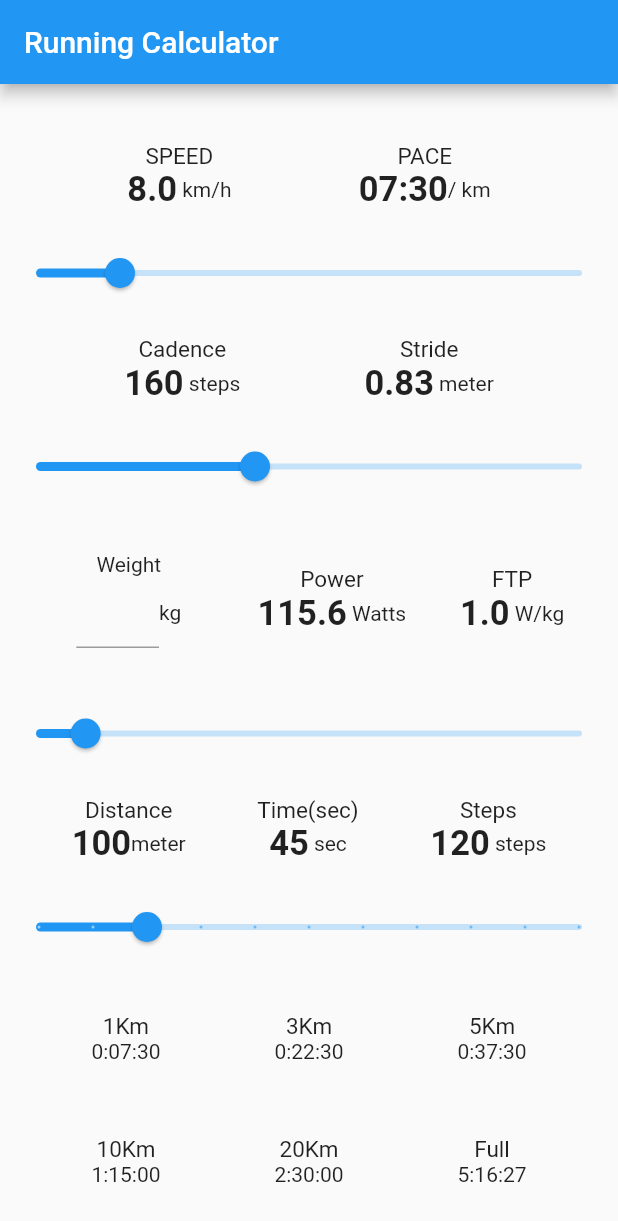
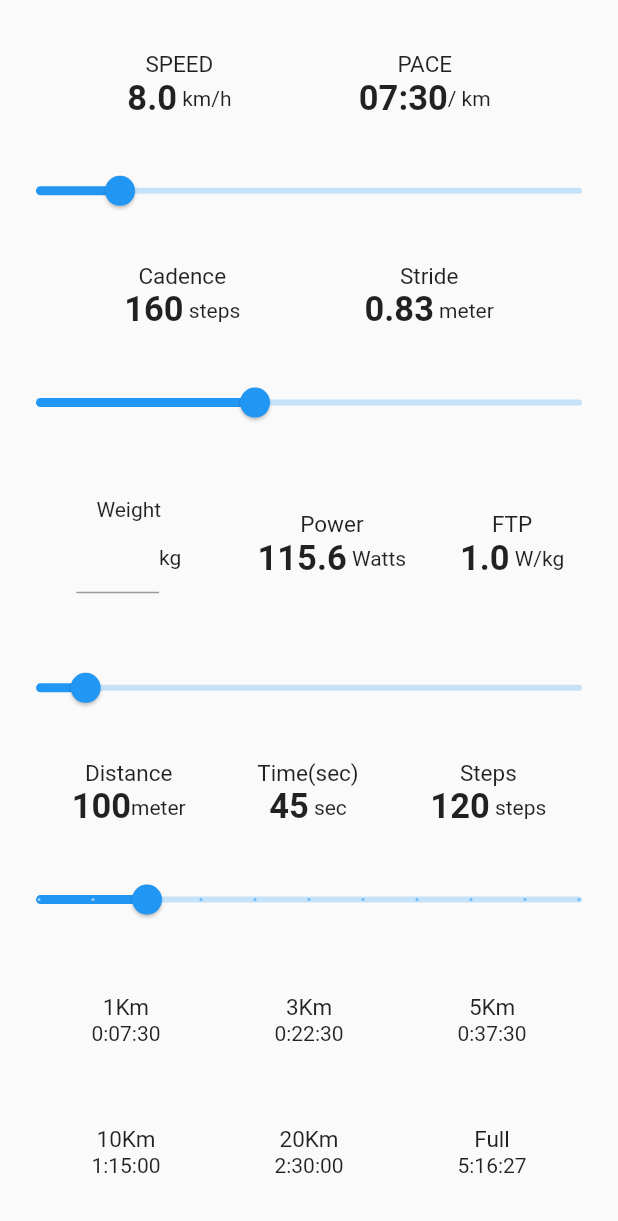
Before and after one commit to genyws/run_calc, a Flutter app: the screen it shows after launch, on a phone screen of 412 x 824 dp. Shown: the top 1221 px of the screen. Run offline on Flutter 3.47's test engine with Material 2 defaults, Android fonts, the phone set to English and light mode, and no system bars.

Commit message:
remove appbar

```diff
--- a/run_pace_calc/lib/run_calc_home.dart
+++ b/run_pace_calc/lib/run_calc_home.dart
@@ -33,14 +33,12 @@ class _RunCalcHomeState extends State<RunCalcHome> {
         ));
     return Scaffold(
         resizeToAvoidBottomInset: false,
-      appBar: AppBar(
-        backgroundColor: Colors.blue,
-        title: Text('Running Calculator'),
-      ),
-      body: Column(
+        body: Padding(
+          padding:
+              EdgeInsets.only(top: MediaQuery.of(context).padding.top + 10),
+          child: Column(
             mainAxisAlignment: MainAxisAlignment.spaceEvenly,
             children: <Widget>[
-          Container(height: 3),
               Row(
                 mainAxisAlignment: MainAxisAlignment.spaceEvenly,
                 children: <Widget>[
@@ -68,8 +66,8 @@ class _RunCalcHomeState extends State<RunCalcHome> {
                       providerListen.getCadence().toInt().toString(), ' steps'),
                   DataFieldItem(
                       'Stride',
-                  measureStrideBySpeedAndCadence(
-                      providerListen.getSpeed(), providerListen.getCadence()),
+                      measureStrideBySpeedAndCadence(providerListen.getSpeed(),
+                          providerListen.getCadence()),
                       ' meter'),
                 ],
               ),
@@ -152,23 +150,28 @@ class _RunCalcHomeState extends State<RunCalcHome> {
               Row(
                 mainAxisAlignment: MainAxisAlignment.spaceEvenly,
                 children: <Widget>[
-              PaceItem('1Km', calcTimeDistance(providerListen.getSpeed(), 1)),
-              PaceItem('3Km', calcTimeDistance(providerListen.getSpeed(), 3)),
-              PaceItem('5Km', calcTimeDistance(providerListen.getSpeed(), 5)),
+                  PaceItem(
+                      '1Km', calcTimeDistance(providerListen.getSpeed(), 1)),
+                  PaceItem(
+                      '3Km', calcTimeDistance(providerListen.getSpeed(), 3)),
+                  PaceItem(
+                      '5Km', calcTimeDistance(providerListen.getSpeed(), 5)),
                 ],
               ),
               Row(
                 mainAxisAlignment: MainAxisAlignment.spaceEvenly,
                 children: <Widget>[
-              PaceItem('10Km', calcTimeDistance(providerListen.getSpeed(), 10)),
-              PaceItem('20Km', calcTimeDistance(providerListen.getSpeed(), 20)),
                   PaceItem(
-                  'Full', calcTimeDistance(providerListen.getSpeed(), 42.195)),
+                      '10Km', calcTimeDistance(providerListen.getSpeed(), 10)),
+                  PaceItem(
+                      '20Km', calcTimeDistance(providerListen.getSpeed(), 20)),
+                  PaceItem('Full',
+                      calcTimeDistance(providerListen.getSpeed(), 42.195)),
                 ],
               )
             ],
           ),
-    );
+        ));
   }
 
   String convertSpeedToPace(double speed) {
```
Also changed, not shown: 2 other files. Lines whose indentation alone changed are shown as unchanged.
